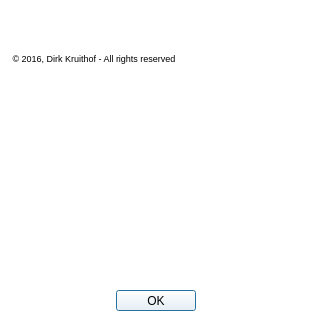
Above: ProtoIt/info.ui from devProtoIt/ProtoIt before the change. Below: the same form after it.
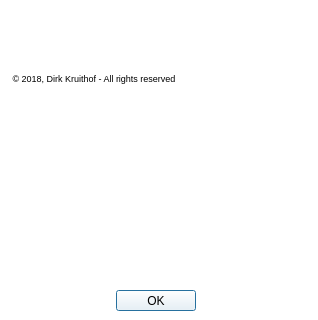
That is the form after the change. Icons and pictures are not drawn.

The edit to the form file:
```diff
--- a/ProtoIt/info.ui
+++ b/ProtoIt/info.ui
@@ -54,8 +54,8 @@
    <property name="geometry">
     <rect>
      <x>10</x>
-     <y>90</y>
-     <width>281</width>
+     <y>100</y>
+     <width>291</width>
      <height>181</height>
     </rect>
    </property>
@@ -73,7 +73,7 @@
    <property name="geometry">
     <rect>
      <x>10</x>
-     <y>50</y>
+     <y>70</y>
      <width>231</width>
      <height>16</height>
     </rect>
@@ -85,7 +85,7 @@
     </font>
    </property>
    <property name="text">
-    <string> © 2016, Dirk Kruithof - All rights reserved</string>
+    <string> © 2018, Dirk Kruithof - All rights reserved</string>
    </property>
   </widget>
   <widget class="QLabel" name="label_3">
@@ -93,8 +93,8 @@
     <rect>
      <x>10</x>
      <y>10</y>
-     <width>241</width>
-     <height>41</height>
+     <width>291</width>
+     <height>51</height>
     </rect>
    </property>
    <property name="text">
```
Left out of the diff: 5 changed lines with no effect on the pictures.
